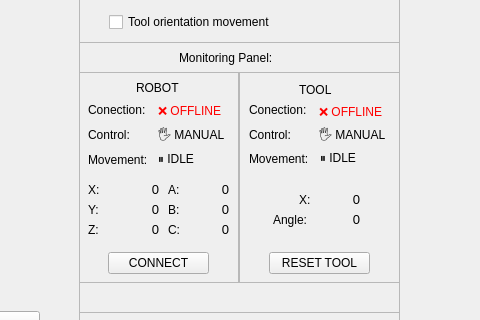
Above: kuka_gui/gui/resource/RqtKuka.ui from asoriano1/obuses_project before the change; both pictures show x 201 to 681 and y 538 to 858 of the 1014 by 1052 pixel window. Below: the same form after it.
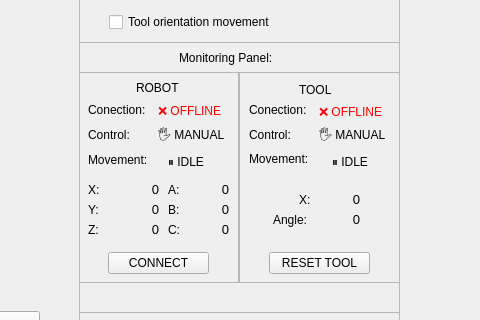
That is the form after the change. Icons and pictures are not drawn.

What changed in the file:
```diff
--- a/kuka_gui/gui/resource/RqtKuka.ui
+++ b/kuka_gui/gui/resource/RqtKuka.ui
@@ -4374,7 +4374,7 @@
         <rect>
          <x>10</x>
          <y>80</y>
-         <width>71</width>
+         <width>81</width>
          <height>16</height>
         </rect>
        </property>
@@ -4385,9 +4385,9 @@
       <widget class="QLabel" name="robot_mov_label">
        <property name="geometry">
         <rect>
-         <x>80</x>
-         <y>77</y>
-         <width>71</width>
+         <x>90</x>
+         <y>80</y>
+         <width>60</width>
          <height>20</height>
         </rect>
        </property>
@@ -4582,7 +4582,7 @@
         <rect>
          <x>10</x>
          <y>79</y>
-         <width>71</width>
+         <width>81</width>
          <height>16</height>
         </rect>
        </property>
@@ -4641,9 +4641,9 @@
       <widget class="QLabel" name="tool_mov_label">
        <property name="geometry">
         <rect>
-         <x>81</x>
-         <y>76</y>
-         <width>71</width>
+         <x>93</x>
+         <y>80</y>
+         <width>61</width>
          <height>20</height>
         </rect>
        </property>
```
